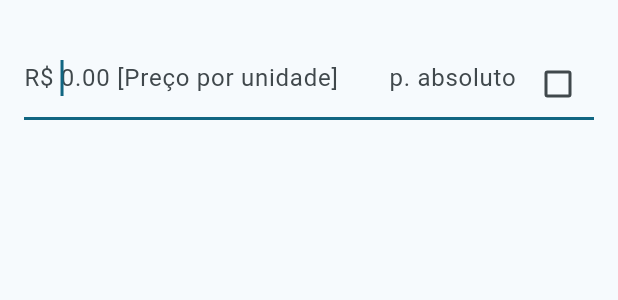
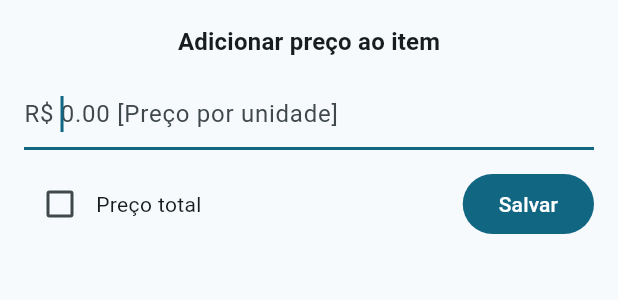
Before and after one commit to FelipeCRamos/shopping-helper, a Flutter app: the ItemAddPriceView widget shown alone on an empty page, opened directly with empty values, on a phone screen of 412 x 824 dp. Shown: the top 300 px of the screen. Run offline on Flutter 3.47's test engine with Material 3 defaults, Android fonts, the phone set to English and light mode, and no system bars; our stand-ins replace bloc, flutter_bloc, go_router.

Commit message:
Adding correct calculations on the item individual price

```diff
--- a/lib/pages/item_list/item_add_price.view.dart
+++ b/lib/pages/item_list/item_add_price.view.dart
@@ -1,4 +1,6 @@
 import 'package:flutter/material.dart';
+// import 'package:flutter/services.dart';
+import 'package:shopping_helper/core/extensions/string.extension.dart';
 
 class ItemAddPriceView extends StatefulWidget {
   const ItemAddPriceView({
@@ -14,35 +16,85 @@ class ItemAddPriceView extends StatefulWidget {
 
 class ItemAddPriceViewState extends State<ItemAddPriceView> {
   bool checkboxTapped = false;
+  final TextEditingController _controller = TextEditingController();
 
   @override
   Widget build(BuildContext context) {
     return Container(
-      padding: const EdgeInsets.symmetric(horizontal: 16, vertical: 32),
+      padding: const EdgeInsets.symmetric(horizontal: 16, vertical: 16),
       child: SafeArea(
+        child: Column(
+          mainAxisSize: MainAxisSize.min,
+          children: [
+            Text(
+              'Adicionar preço ao item',
+              style: Theme.of(context)
+                  .textTheme
+                  .titleMedium
+                  ?.copyWith(fontWeight: FontWeight.w600),
+            ),
+            Padding(
+              padding: const EdgeInsets.only(top: 12),
               child: TextFormField(
+                controller: _controller,
                 autofocus: true,
-          keyboardType: const TextInputType.numberWithOptions(decimal: true),
+                keyboardType:
+                    const TextInputType.numberWithOptions(decimal: true),
+                textInputAction: TextInputAction.done,
                 autocorrect: false,
                 maxLines: 1,
-          decoration: InputDecoration(
+                decoration: const InputDecoration(
                   prefixText: 'R\$ ',
                   hintText: '0.00 [Preço por unidade]',
-            suffixIcon: Checkbox(
-                value: checkboxTapped,
-                onChanged: (value) =>
-                    setState(() => checkboxTapped = value ?? false),),
-            suffixText: 'p. absoluto',
                 ),
-          onTapOutside: (_) => Navigator.of(context).pop(),
                 onFieldSubmitted: (String price) {
-            debugPrint('Preço adicionado $price, absoluto? $checkboxTapped');
-            if (widget.onSubmitted(double.parse(price), checkboxTapped)) {
+                  if (onSubmit(price)) {
                     Navigator.of(context).pop();
                   }
                 },
               ),
             ),
+            Padding(
+              padding: const EdgeInsets.only(top: 12),
+              child: Row(
+                mainAxisSize: MainAxisSize.max,
+                mainAxisAlignment: MainAxisAlignment.spaceBetween,
+                children: [
+                  GestureDetector(
+                    onTap: () =>
+                        setState(() => checkboxTapped = !checkboxTapped),
+                    child: Row(
+                      mainAxisSize: MainAxisSize.min,
+                      children: [
+                        Checkbox(
+                          value: checkboxTapped,
+                          onChanged: (value) => setState(
+                            () => checkboxTapped = value ?? false,
+                          ),
+                        ),
+                        const Text('Preço total'),
+                      ],
+                    ),
+                  ),
+                  FilledButton(
+                    child: const Text('Salvar'),
+                    onPressed: () {
+                      if (onSubmit(_controller.text)) {
+                        Navigator.of(context).pop();
+                      }
+                    },
+                  ),
+                ],
+              ),
+            ),
+          ],
+        ),
+      ),
     );
   }
+
+  bool onSubmit(String value) {
+    debugPrint('Preço adicionado $value, absoluto? $checkboxTapped');
+    return widget.onSubmitted(value.fromMoneyToDouble(), checkboxTapped);
   }
+}
--- a/pubspec.yaml
+++ b/pubspec.yaml
@@ -41,6 +41,7 @@ dependencies:
   hive: ^2.2.3
   go_router: ^14.1.3
   uuid: ^4.4.0
+  intl: ^0.19.0
 
 dev_dependencies:
   flutter_test:
```
Also changed, not shown: lib/core/extensions/string.extension.dart (added, +24 -0 lines), lib/modules/item_list/item_list.cubit.dart (+5 -2 lines), lib/pages/item_list/components/item_tile.component.dart (+51 -7 lines), lib/pages/item_list/item_list.content.dart (+34 -0 lines). Lines whose indentation alone changed are shown as unchanged.
